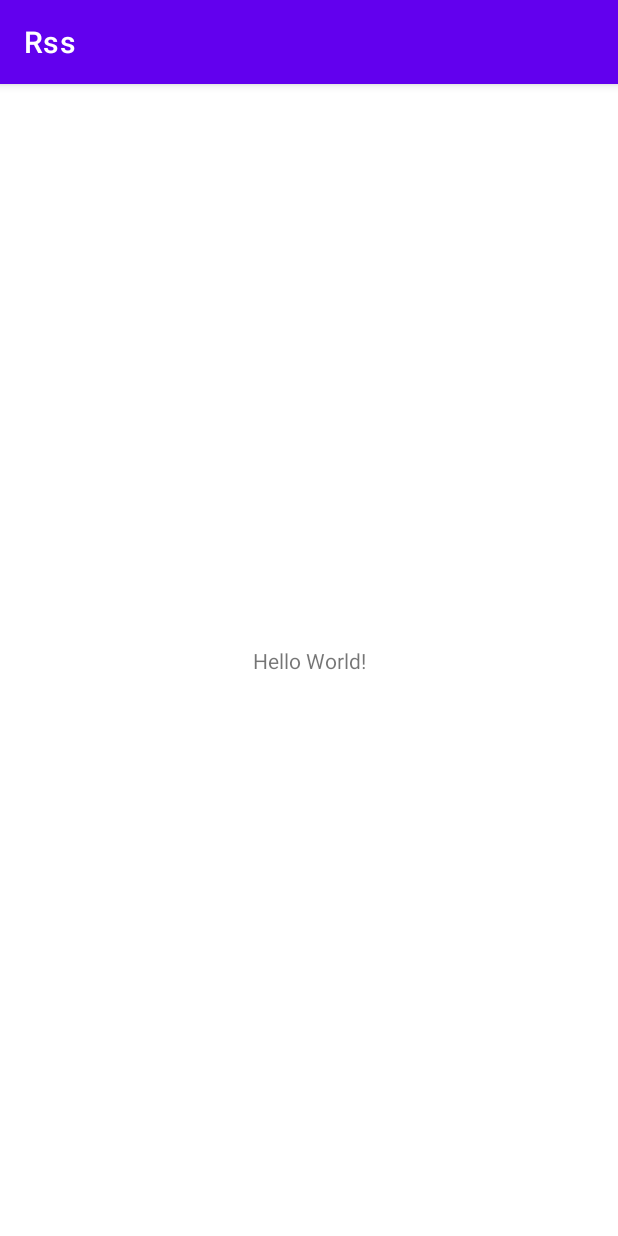
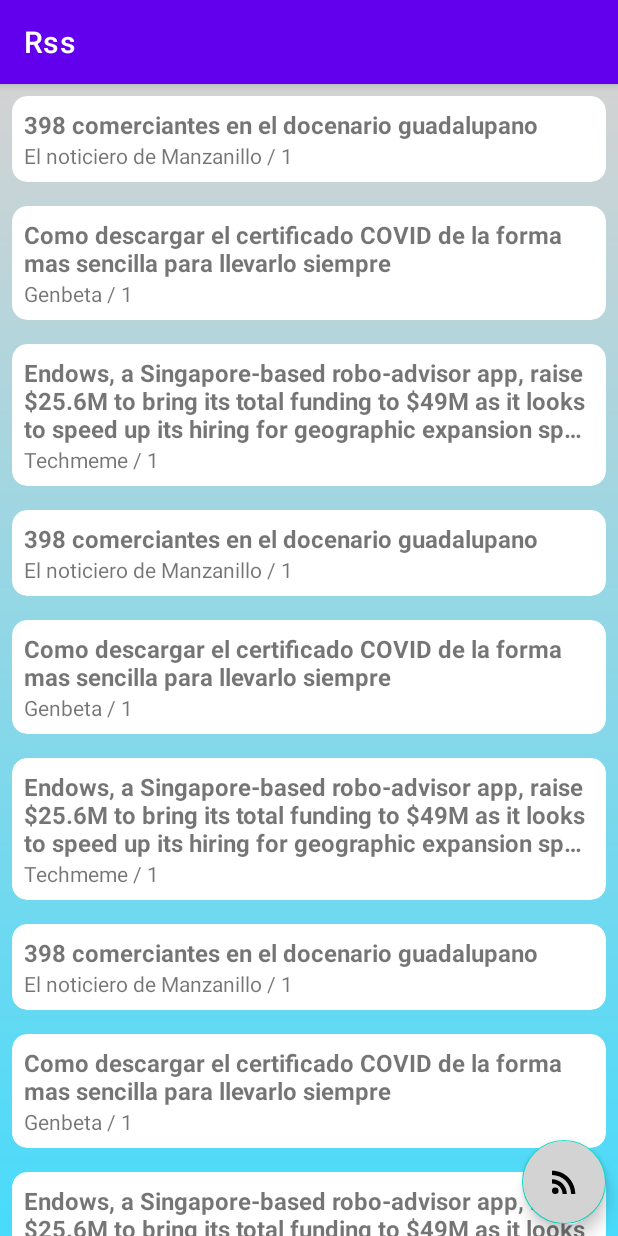
Before and after one commit to jjcr11/rss-kotlin, an Android app: the screen it shows after launch (MainActivity), on a phone screen of 412 x 824 dp. Run offline under Robolectric (Android 15) with nearby library versions, the phone set to English and light mode, and no system bars.

Commit message:
Headline RecyclerView added

```diff
--- a/app/build.gradle
+++ b/app/build.gradle
@@ -22,6 +22,9 @@ android {
             proguardFiles getDefaultProguardFile('proguard-android-optimize.txt'), 'proguard-rules.pro'
         }
     }
+    viewBinding {
+        enabled = true
+    }
     compileOptions {
         sourceCompatibility JavaVersion.VERSION_1_8
         targetCompatibility JavaVersion.VERSION_1_8
--- /dev/null
+++ b/app/src/main/java/com/example/rss/Feed.kt
@@ -0,0 +1,3 @@
+package com.example.rss
+
+data class Feed(var title: String, var source: String, var hour: Int)
--- /dev/null
+++ b/app/src/main/java/com/example/rss/FeedAdapter.kt
@@ -0,0 +1,38 @@
+package com.example.rss
+
+import android.content.Context
+import android.view.LayoutInflater
+import android.view.View
+import android.view.ViewGroup
+import androidx.recyclerview.widget.RecyclerView
+import com.example.rss.databinding.HeadlineItemBinding
+
+class FeedAdapter(private val feeds: List<Feed>): RecyclerView.Adapter<FeedAdapter.ViewHolder>() {
+
+    private lateinit var context: Context
+
+    inner class ViewHolder(view: View): RecyclerView.ViewHolder(view) {
+        val binding = HeadlineItemBinding.bind(view)
+    }
+
+    override fun onCreateViewHolder(parent: ViewGroup, viewType: Int): ViewHolder {
+        context = parent.context
+        val view = LayoutInflater.from(context).inflate(R.layout.headline_item, parent, false)
+        return ViewHolder(view)
+    }
+
+    override fun onBindViewHolder(holder: ViewHolder, position: Int) {
+        val feed = feeds.get(position)
+        with(holder) {
+            binding.tvTitle.text = feed.title
+            binding.tvSource.text = feed.source
+            binding.tvHour.text = feed.hour.toString()
+
+        }
+    }
+
+    override fun getItemCount(): Int {
+        return feeds.size
+    }
+
+}
--- a/app/src/main/java/com/example/rss/MainActivity.kt
+++ b/app/src/main/java/com/example/rss/MainActivity.kt
@@ -2,10 +2,47 @@ package com.example.rss
 
 import androidx.appcompat.app.AppCompatActivity
 import android.os.Bundle
+import android.widget.Toast
+import androidx.recyclerview.widget.LinearLayoutManager
+import androidx.recyclerview.widget.RecyclerView
+import com.example.rss.databinding.ActivityMainBinding
 
 class MainActivity : AppCompatActivity() {
+
+    private lateinit var binding: ActivityMainBinding
+    private lateinit var feedAdapter: FeedAdapter
+    private lateinit var linearLayoutManager: RecyclerView.LayoutManager
+
     override fun onCreate(savedInstanceState: Bundle?) {
         super.onCreate(savedInstanceState)
-        setContentView(R.layout.activity_main)
+        binding = ActivityMainBinding.inflate(layoutInflater)
+        setContentView(binding.root)
+
+        feedAdapter = FeedAdapter(getFeeds())
+
+        linearLayoutManager = LinearLayoutManager(this)
+
+        binding.rv.apply {
+            layoutManager = linearLayoutManager
+            adapter = feedAdapter
+        }
     }
+
+    private fun getFeeds(): MutableList<Feed> {
+        val feeds = mutableListOf<Feed>()
+        val f1 = Feed("398 comerciantes en el docenario guadalupano", "El noticiero de Manzanillo", 1)
+        val f2 = Feed("Como descargar el certificado COVID de la forma mas sencilla para llevarlo siempre", "Genbeta", 1)
+        val f3 = Feed("Endows, a Singapore-based robo-advisor app, raise $25.6M to bring its total funding to $49M as it looks to speed up its hiring for geographic expansion speed up its hiring for geographic expansion", "Techmeme", 1)
+        feeds.add(f1)
+        feeds.add(f2)
+        feeds.add(f3)
+        feeds.add(f1)
+        feeds.add(f2)
+        feeds.add(f3)
+        feeds.add(f1)
+        feeds.add(f2)
+        feeds.add(f3)
+        return feeds
+    }
+
 }
--- /dev/null
+++ b/app/src/main/res/drawable/gradiant.xml
@@ -0,0 +1,8 @@
+<shape
+    xmlns:android="http://schemas.android.com/apk/res/android"
+    android:shape="rectangle">
+    <gradient
+        android:startColor="#d3d3d3"
+        android:endColor="#48dbfb"
+        android:angle="-90" />
+</shape>
--- /dev/null
+++ b/app/src/main/res/drawable/ic_rss_feed.xml
@@ -0,0 +1,13 @@
+<vector xmlns:android="http://schemas.android.com/apk/res/android"
+    android:width="24dp"
+    android:height="24dp"
+    android:viewportWidth="24"
+    android:viewportHeight="24"
+    android:tint="?attr/colorControlNormal">
+  <path
+      android:fillColor="@android:color/white"
+      android:pathData="M6.18,17.82m-2.18,0a2.18,2.18 0,1 1,4.36 0a2.18,2.18 0,1 1,-4.36 0"/>
+  <path
+      android:fillColor="@android:color/white"
+      android:pathData="M4,4.44v2.83c7.03,0 12.73,5.7 12.73,12.73h2.83c0,-8.59 -6.97,-15.56 -15.56,-15.56zM4,10.1v2.83c3.9,0 7.07,3.17 7.07,7.07h2.83c0,-5.47 -4.43,-9.9 -9.9,-9.9z"/>
+</vector>
--- a/app/src/main/res/layout/activity_main.xml
+++ b/app/src/main/res/layout/activity_main.xml
@@ -4,15 +4,24 @@
     xmlns:tools="http://schemas.android.com/tools"
     android:layout_width="match_parent"
     android:layout_height="match_parent"
-    tools:context=".MainActivity">
+    tools:context=".MainActivity"
+    android:background="@drawable/gradiant">
 
-    <TextView
+    <androidx.recyclerview.widget.RecyclerView
+        android:id="@+id/rv"
+        android:layout_width="match_parent"
+        android:layout_height="match_parent"
+        tools:layout_editor_absoluteX="-27dp"
+        tools:layout_editor_absoluteY="-114dp"
+        tools:listitem="@layout/headline_item" />
+
+    <com.google.android.material.floatingactionbutton.FloatingActionButton
         android:layout_width="wrap_content"
         android:layout_height="wrap_content"
-        android:text="Hello World!"
-        app:layout_constraintBottom_toBottomOf="parent"
-        app:layout_constraintLeft_toLeftOf="parent"
-        app:layout_constraintRight_toRightOf="parent"
-        app:layout_constraintTop_toTopOf="parent" />
+        android:layout_margin="@dimen/common_min"
+        android:src="@drawable/ic_rss_feed"
+        android:backgroundTint="#d3d3d3"
+        app:layout_constraintEnd_toEndOf="parent"
+        app:layout_constraintBottom_toBottomOf="parent"/>
 
 </androidx.constraintlayout.widget.ConstraintLayout>
--- /dev/null
+++ b/app/src/main/res/layout/headline_item.xml
@@ -0,0 +1,60 @@
+<?xml version="1.0" encoding="utf-8"?>
+<androidx.cardview.widget.CardView xmlns:android="http://schemas.android.com/apk/res/android"
+    android:layout_width="match_parent"
+    android:layout_height="wrap_content"
+    xmlns:app="http://schemas.android.com/apk/res-auto"
+    xmlns:tools="http://schemas.android.com/tools"
+    android:layout_margin="@dimen/common_min"
+    app:cardElevation="0dp"
+    app:cardCornerRadius="10dp">
+
+    <androidx.constraintlayout.widget.ConstraintLayout
+        android:layout_width="match_parent"
+        android:layout_height="match_parent"
+        android:layout_margin="@dimen/common_min"
+        app:layout_constraintStart_toStartOf="parent"
+        app:layout_constraintTop_toTopOf="parent"
+        app:layout_constraintEnd_toEndOf="parent"
+        app:layout_constraintBottom_toBottomOf="parent">
+
+        <TextView
+            android:id="@+id/tvTitle"
+            android:layout_width="match_parent"
+            android:layout_height="wrap_content"
+            android:textSize="@dimen/common_default"
+            android:textStyle="bold"
+            android:maxLines="3"
+            android:ellipsize="end"
+            app:layout_constraintStart_toStartOf="parent"
+            app:layout_constraintTop_toTopOf="parent"
+            app:layout_constraintEnd_toEndOf="parent"
+            tools:text="Preocupa a porteños posible llegada de cientos de migrantes mmmmm mmmm mmmm Preocupa a porteños posible llegada de cientos de migrantes mmmmm mmmm mmmm"/>
+
+        <TextView
+            android:id="@+id/tvSource"
+            android:layout_width="wrap_content"
+            android:layout_height="wrap_content"
+            app:layout_constraintStart_toStartOf="@id/tvTitle"
+            app:layout_constraintTop_toBottomOf="@id/tvTitle"
+            tools:text="Forbes Mexico" />
+
+        <TextView
+            android:id="@+id/tvSlash"
+            android:layout_width="wrap_content"
+            android:layout_height="wrap_content"
+            android:text=" / "
+            app:layout_constraintStart_toEndOf="@id/tvSource"
+            app:layout_constraintTop_toTopOf="@id/tvSource"
+            />
+
+        <TextView
+            android:id="@+id/tvHour"
+            android:layout_width="wrap_content"
+            android:layout_height="wrap_content"
+            app:layout_constraintStart_toEndOf="@id/tvSlash"
+            app:layout_constraintTop_toTopOf="@id/tvSlash"
+            tools:text="3h" />
+
+    </androidx.constraintlayout.widget.ConstraintLayout>
+
+</androidx.cardview.widget.CardView>
--- /dev/null
+++ b/app/src/main/res/values/dimens.xml
@@ -0,0 +1,6 @@
+<?xml version="1.0" encoding="utf-8"?>
+<resources>
+    <dimen name="common_min">8dp</dimen>
+    <dimen name="common_default">16dp</dimen>
+    <dimen name="card_height">100dp</dimen>
+</resources>
```
